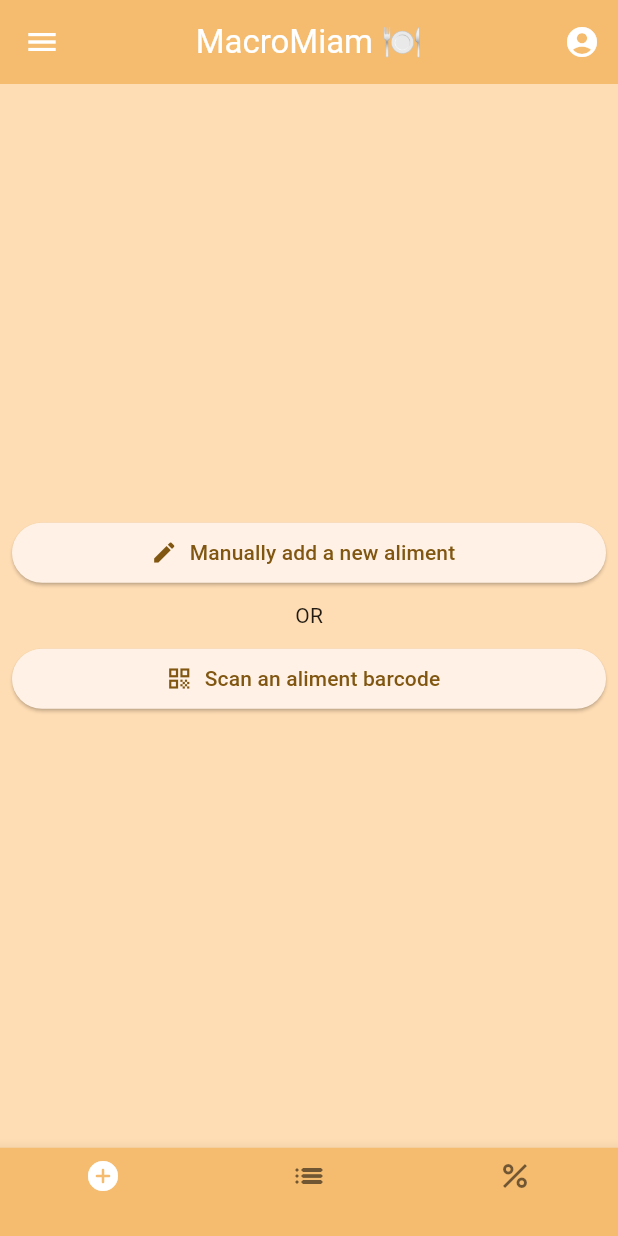
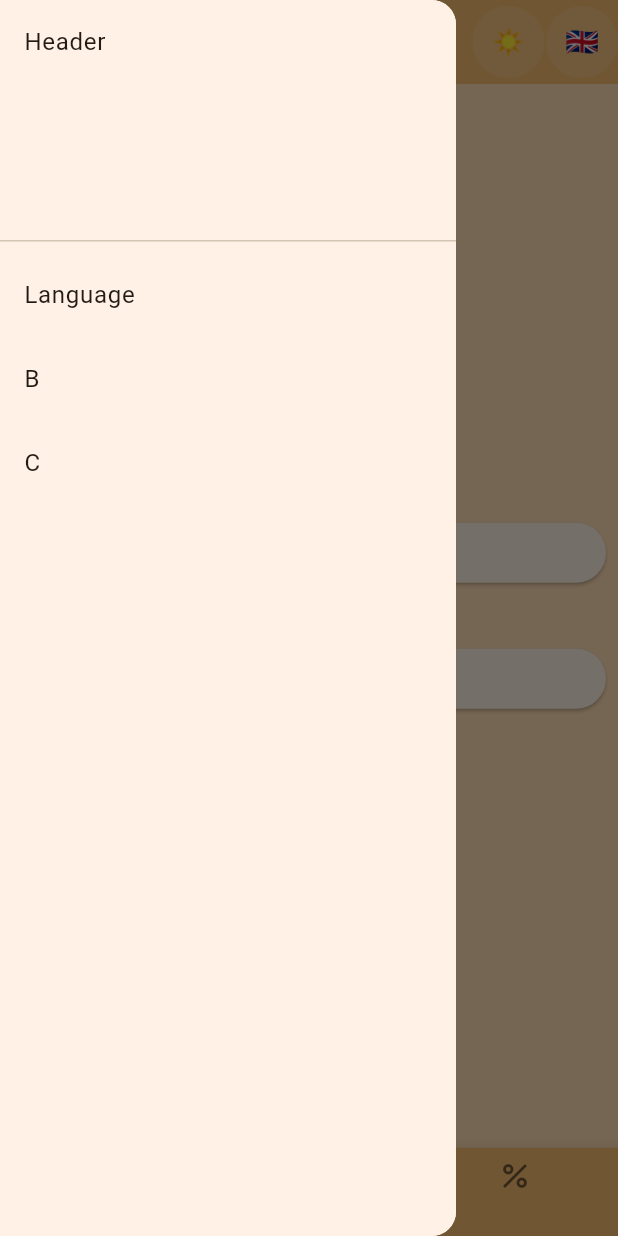
Before and after one commit to TanguyRaguenes/MacroMiam, a Flutter app: the screen it shows after launch, with the side drawer open (before the commit the screen has no drawer), on a phone screen of 412 x 824 dp. Run offline on Flutter 3.47's test engine with Material 3 defaults, Android fonts, the light colour scheme and no system bars; our stand-ins replace camera, file_picker, flutter_svg, shared_preferences, sqflite; accounts and stored records are empty.

Commit message:
localisation + darkmode

````diff
--- /dev/null
+++ b/lib/l10n/app_en.arb
@@ -0,0 +1,4 @@
+{
+  "addWidget_manuallyAddANewAliment": "Manually add a new aliment",
+  "addWidget_scanAnAlimentBarcode": "Scan an aliment barcode"
+}
--- /dev/null
+++ b/lib/l10n/app_fr.arb
@@ -0,0 +1,4 @@
+{
+  "addWidget_manuallyAddANewAliment": "Ajouter manuellement un nouveau aliment",
+  "addWidget_scanAnAlimentBarcode": "Scanner le code barre d'un aliment"
+}
--- /dev/null
+++ b/lib/l10n/app_localizations.dart
@@ -0,0 +1,141 @@
+import 'dart:async';
+
+import 'package:flutter/foundation.dart';
+import 'package:flutter/widgets.dart';
+import 'package:flutter_localizations/flutter_localizations.dart';
+import 'package:intl/intl.dart' as intl;
+
+import 'app_localizations_en.dart';
+import 'app_localizations_fr.dart';
+
+// ignore_for_file: type=lint
+
+/// Callers can lookup localized strings with an instance of AppLocalizations
+/// returned by `AppLocalizations.of(context)`.
+///
+/// Applications need to include `AppLocalizations.delegate()` in their app's
+/// `localizationDelegates` list, and the locales they support in the app's
+/// `supportedLocales` list. For example:
+///
+/// ```dart
+/// import 'l10n/app_localizations.dart';
+///
+/// return MaterialApp(
+///   localizationsDelegates: AppLocalizations.localizationsDelegates,
+///   supportedLocales: AppLocalizations.supportedLocales,
+///   home: MyApplicationHome(),
+/// );
+/// ```
+///
+/// ## Update pubspec.yaml
+///
+/// Please make sure to update your pubspec.yaml to include the following
+/// packages:
+///
+/// ```yaml
+/// dependencies:
+///   # Internationalization support.
+///   flutter_localizations:
+///     sdk: flutter
+///   intl: any # Use the pinned version from flutter_localizations
+///
+///   # Rest of dependencies
+/// ```
+///
+/// ## iOS Applications
+///
+/// iOS applications define key application metadata, including supported
+/// locales, in an Info.plist file that is built into the application bundle.
+/// To configure the locales supported by your app, you’ll need to edit this
+/// file.
+///
+/// First, open your project’s ios/Runner.xcworkspace Xcode workspace file.
+/// Then, in the Project Navigator, open the Info.plist file under the Runner
+/// project’s Runner folder.
+///
+/// Next, select the Information Property List item, select Add Item from the
+/// Editor menu, then select Localizations from the pop-up menu.
+///
+/// Select and expand the newly-created Localizations item then, for each
+/// locale your application supports, add a new item and select the locale
+/// you wish to add from the pop-up menu in the Value field. This list should
+/// be consistent with the languages listed in the AppLocalizations.supportedLocales
+/// property.
+abstract class AppLocalizations {
+  AppLocalizations(String locale) : localeName = intl.Intl.canonicalizedLocale(locale.toString());
+
+  final String localeName;
+
+  static AppLocalizations? of(BuildContext context) {
+    return Localizations.of<AppLocalizations>(context, AppLocalizations);
+  }
+
+  static const LocalizationsDelegate<AppLocalizations> delegate = _AppLocalizationsDelegate();
+
+  /// A list of this localizations delegate along with the default localizations
+  /// delegates.
+  ///
+  /// Returns a list of localizations delegates containing this delegate along with
+  /// GlobalMaterialLocalizations.delegate, GlobalCupertinoLocalizations.delegate,
+  /// and GlobalWidgetsLocalizations.delegate.
+  ///
+  /// Additional delegates can be added by appending to this list in
+  /// MaterialApp. This list does not have to be used at all if a custom list
+  /// of delegates is preferred or required.
+  static const List<LocalizationsDelegate<dynamic>> localizationsDelegates = <LocalizationsDelegate<dynamic>>[
+    delegate,
+    GlobalMaterialLocalizations.delegate,
+    GlobalCupertinoLocalizations.delegate,
+    GlobalWidgetsLocalizations.delegate,
+  ];
+
+  /// A list of this localizations delegate's supported locales.
+  static const List<Locale> supportedLocales = <Locale>[
+    Locale('en'),
+    Locale('fr')
+  ];
+
+  /// No description provided for @addWidget_manuallyAddANewAliment.
+  ///
+  /// In en, this message translates to:
+  /// **'Manually add a new aliment'**
+  String get addWidget_manuallyAddANewAliment;
+
+  /// No description provided for @addWidget_scanAnAlimentBarcode.
+  ///
+  /// In en, this message translates to:
+  /// **'Scan an aliment barcode'**
+  String get addWidget_scanAnAlimentBarcode;
+}
+
+class _AppLocalizationsDelegate extends LocalizationsDelegate<AppLocalizations> {
+  const _AppLocalizationsDelegate();
+
+  @override
+  Future<AppLocalizations> load(Locale locale) {
+    return SynchronousFuture<AppLocalizations>(lookupAppLocalizations(locale));
+  }
+
+  @override
+  bool isSupported(Locale locale) => <String>['en', 'fr'].contains(locale.languageCode);
+
+  @override
+  bool shouldReload(_AppLocalizationsDelegate old) => false;
+}
+
+AppLocalizations lookupAppLocalizations(Locale locale) {
+
+
+  // Lookup logic when only language code is specified.
+  switch (locale.languageCode) {
+    case 'en': return AppLocalizationsEn();
+    case 'fr': return AppLocalizationsFr();
+  }
+
+  throw FlutterError(
+    'AppLocalizations.delegate failed to load unsupported locale "$locale". This is likely '
+    'an issue with the localizations generation tool. Please file an issue '
+    'on GitHub with a reproducible sample app and the gen-l10n configuration '
+    'that was used.'
+  );
+}
--- a/lib/main.dart
+++ b/lib/main.dart
@@ -1,6 +1,9 @@
 import 'package:flutter/material.dart';
-import 'package:macromiam/ui/view_models/list_viewmodel.dart';
-import '../../data/services/sqlite_db_service.dart';
+import 'package:macromiam/providers/theme_provider.dart';
+import 'package:macromiam/ui/views/screens/language_screen.dart';
+import 'package:macromiam/ui/views/widgets/drawer_widget.dart';
+import 'ui/view_models/list_viewmodel.dart';
+import 'data/services/sqlite_db_service.dart';
 import 'ui/view_models/add_aliment_viewmodel.dart';
 import 'data/repositories/aliment_repository.dart';
 import 'ui/views/widgets/add_widget.dart';
@@ -8,18 +11,14 @@
 import 'ui/views/widgets/stats_widget.dart';
 import 'ui/views/screens/add_aliment_screen.dart';
 import 'package:provider/provider.dart';
+import 'package:flutter_localizations/flutter_localizations.dart';
+import 'l10n/app_localizations.dart';
+
+import 'providers/locale_provider.dart';
 
 void main() {
-  runApp(const MyApp());
-}
-
-class MyApp extends StatelessWidget {
-  const MyApp({super.key});
-
-  // This widget is the root of your application.
-  @override
-  Widget build(BuildContext context) {
-    return MultiProvider(
+  runApp(
+    MultiProvider(
       providers: [
         Provider(create: (_) => SqliteDbService()),
 
@@ -42,18 +41,50 @@
                 alimentRepository: context.read<AlimentRepository>(),
               ),
         ),
+        ChangeNotifierProvider(create: (context) => LocaleProvider()),
+        ChangeNotifierProvider(create: (context) => ThemeProvider()),
       ],
-      child: MaterialApp(
+      child: const MyApp(),
+    ),
+  );
+}
+
+class MyApp extends StatelessWidget {
+  const MyApp({super.key});
+
+  // This widget is the root of your application.
+  @override
+  Widget build(BuildContext context) {
+    ThemeProvider themeProvider = context.watch<ThemeProvider>();
+    return MaterialApp(
+      locale: context.watch<LocaleProvider>().locale,
       initialRoute: '/',
       routes: {
         '/': (context) => MyHomePage(title: 'MacroMiam 🍽️'),
         '/addAliment': (context) => AddAlimentScreen(),
+        '/language': (context) => LanguageScreen(),
       },
       title: 'MacroMiam 🍽️',
       theme: ThemeData(
-          colorScheme: ColorScheme.fromSeed(seedColor: Colors.orange.shade300),
+        colorScheme: ColorScheme.fromSeed(
+          seedColor: Colors.orange.shade300,
+          brightness: Brightness.light,
         ),
       ),
+      darkTheme: ThemeData(
+        colorScheme: ColorScheme.fromSeed(
+          seedColor: Colors.orange.shade300,
+          brightness: Brightness.dark,
+        ),
+      ),
+      themeMode: themeProvider.isDarkMode ? ThemeMode.dark : ThemeMode.light,
+      localizationsDelegates: [
+        AppLocalizations.delegate,
+        GlobalMaterialLocalizations.delegate,
+        GlobalWidgetsLocalizations.delegate,
+        GlobalCupertinoLocalizations.delegate,
+      ],
+      supportedLocales: [Locale('en'), Locale('fr')],
     );
   }
 }
@@ -74,7 +105,10 @@
 
   @override
   Widget build(BuildContext context) {
+    LocaleProvider localeProvider = context.watch<LocaleProvider>();
+    ThemeProvider themeProvider = context.watch<ThemeProvider>();
     return Scaffold(
+      drawer: Drawer(child: DrawerWidget()),
       appBar: AppBar(
         backgroundColor: Theme.of(context).colorScheme.inversePrimary,
         foregroundColor: Theme.of(context).colorScheme.onPrimary,
@@ -85,19 +119,47 @@
             return IconButton(
               icon: const Icon(Icons.menu),
               onPressed: () {
-                print('Open menu');
+                Scaffold.of(context).openDrawer();
               },
               tooltip: ('Open menu'),
             );
           },
         ),
-        actions: <Widget>[
-          IconButton(
-            icon: const Icon(Icons.account_circle_rounded),
-            tooltip: 'Open account',
+        actions: [
+          Container(
+            decoration: BoxDecoration(
+              color: Theme.of(
+                context,
+              ).colorScheme.onInverseSurface.withValues(alpha: 0.15),
+              borderRadius: BorderRadius.circular(50),
+            ),
+            child: IconButton(
               onPressed: () {
-              print('Open account');
+                themeProvider.toggleTheme();
               },
+              icon: Text(
+                themeProvider.getThemeEmoji(),
+                style: TextStyle(fontSize: 18),
+              ),
+            ),
+          ),
+          SizedBox(width: 1),
+          Container(
+            decoration: BoxDecoration(
+              color: Theme.of(
+                context,
+              ).colorScheme.onInverseSurface.withValues(alpha: 0.15),
+              borderRadius: BorderRadius.circular(50),
+            ),
+            child: IconButton(
+              onPressed: () {
+                Navigator.pushNamed(context, '/language');
+              },
+              icon: Text(
+                localeProvider.flagEmojis[localeProvider.locale.languageCode]!,
+                style: TextStyle(fontSize: 18),
+              ),
+            ),
           ),
         ],
       ),
--- /dev/null
+++ b/lib/providers/locale_provider.dart
@@ -0,0 +1,36 @@
+import 'package:flutter/material.dart';
+import 'package:shared_preferences/shared_preferences.dart';
+
+class LocaleProvider extends ChangeNotifier {
+  final flagEmojis = {
+    'fr': '🇫🇷',
+    'en': '🇬🇧',
+    'es': '🇪🇸',
+    'de': '🇩🇪',
+    'it': '🇮🇹',
+  };
+
+  Locale _locale = Locale('en');
+
+  Locale get locale => _locale;
+
+  LocaleProvider() {
+    _loadSavedLocale();
+  }
+
+  Future<void> _loadSavedLocale() async {
+    final prefs = await SharedPreferences.getInstance();
+    final code = prefs.getString('selectedLocale');
+    if (code != null) {
+      _locale = Locale(code);
+      notifyListeners();
+    }
+  }
+
+  Future<void> setLocale(Locale locale) async {
+    _locale = locale;
+    notifyListeners();
+    final prefs = await SharedPreferences.getInstance();
+    await prefs.setString('selectedLocale', locale.languageCode);
+  }
+}
--- /dev/null
+++ b/lib/providers/theme_provider.dart
@@ -0,0 +1,30 @@
+import 'package:flutter/material.dart';
+import 'package:shared_preferences/shared_preferences.dart';
+
+class ThemeProvider extends ChangeNotifier {
+  bool _isDarkMode = false;
+
+  bool get isDarkMode => _isDarkMode;
+
+  ThemeProvider() {
+    _loadTheme();
+  }
+
+  Future<void> toggleTheme() async {
+    _isDarkMode = !_isDarkMode;
+    notifyListeners();
+
+    final prefs = await SharedPreferences.getInstance();
+    await prefs.setBool('darkMode', _isDarkMode);
+  }
+
+  Future<void> _loadTheme() async {
+    final prefs = await SharedPreferences.getInstance();
+    _isDarkMode = prefs.getBool('darkMode') ?? false;
+    notifyListeners();
+  }
+
+  String getThemeEmoji() {
+    return _isDarkMode ? '🌙' : '☀️';
+  }
+}
--- a/lib/ui/views/widgets/add_widget.dart
+++ b/lib/ui/views/widgets/add_widget.dart
@@ -1,4 +1,5 @@
 import 'package:flutter/material.dart';
+import 'package:macromiam/l10n/app_localizations.dart';
 
 class AddWidget extends StatelessWidget {
   const AddWidget({super.key});
@@ -20,7 +21,11 @@
                   print('click');
                   Navigator.pushNamed(context, '/addAliment');
                 },
-                label: Text('Manually add a new aliment'),
+                label: Text(
+                  AppLocalizations.of(
+                    context,
+                  )!.addWidget_manuallyAddANewAliment,
+                ),
                 icon: Icon(Icons.edit),
               ),
             ),
@@ -34,7 +39,9 @@
                 onPressed: () {
                   print('click');
                 },
-                label: Text('Scan an aliment barcode'),
+                label: Text(
+                  AppLocalizations.of(context)!.addWidget_scanAnAlimentBarcode,
+                ),
                 icon: Icon(Icons.qr_code_outlined),
               ),
             ),
--- /dev/null
+++ b/lib/ui/views/widgets/drawer_widget.dart
@@ -0,0 +1,29 @@
+import 'package:flutter/material.dart';
+
+class DrawerWidget extends StatefulWidget {
+  @override
+  State<DrawerWidget> createState() => _DrawerWidgetState();
+}
+
+class _DrawerWidgetState extends State<DrawerWidget> {
+  @override
+  Widget build(BuildContext context) {
+    return Drawer(
+      child: ListView(
+        children: [
+          DrawerHeader(child: Text('Header')),
+          ListTile(
+            title: Text('Language'),
+            onTap: () {
+              print('Youpi');
+              Scaffold.of(context).closeDrawer();
+              Navigator.pushNamed(context, '/language');
+            },
+          ),
+          ListTile(title: Text('B')),
+          ListTile(title: Text('C')),
+        ],
+      ),
+    );
+  }
+}
--- a/pubspec.yaml
+++ b/pubspec.yaml
@@ -41,6 +41,10 @@
   camera: ^0.11.1
   path_provider: ^2.1.5
   path: ^1.9.1
+  flutter_localizations:
+    sdk: flutter
+  intl: any
+  shared_preferences: ^2.5.3
 
 dev_dependencies:
   flutter_test:
@@ -58,6 +62,7 @@
 
 # The following section is specific to Flutter packages.
 flutter:
+  generate: true
 
   # The following line ensures that the Material Icons font is
   # included with your application, so that you can use the icons in
````
Also changed, not shown: lib/l10n/app_localizations_en.dart (added, +16 -0 lines), lib/l10n/app_localizations_fr.dart (added, +16 -0 lines), lib/ui/view_models/list_viewmodel.dart (+12 -1 lines), lib/ui/views/screens/add_aliment_screen.dart (+10 -2 lines), lib/ui/views/screens/language_screen.dart (added, +63 -0 lines), lib/ui/views/widgets/list_widget.dart (+9 -0 lines), pubspec.lock, 1 other file. Lines whose indentation alone changed are shown as unchanged.
